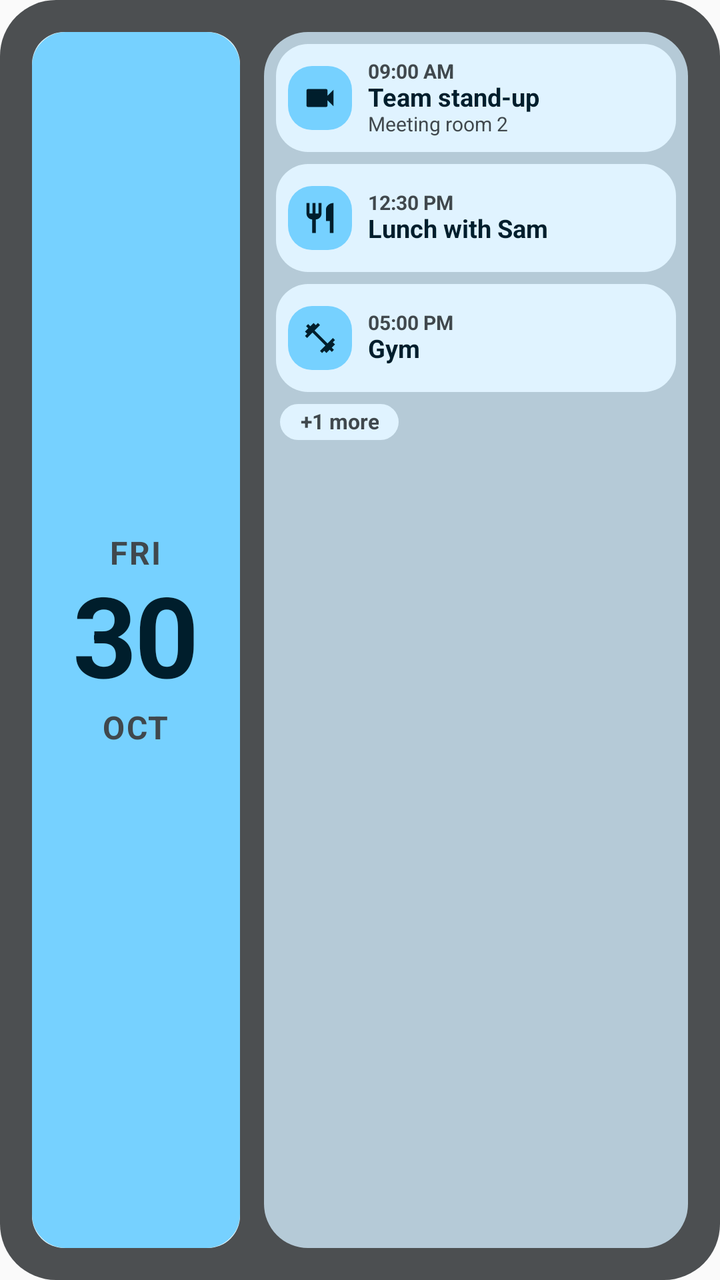
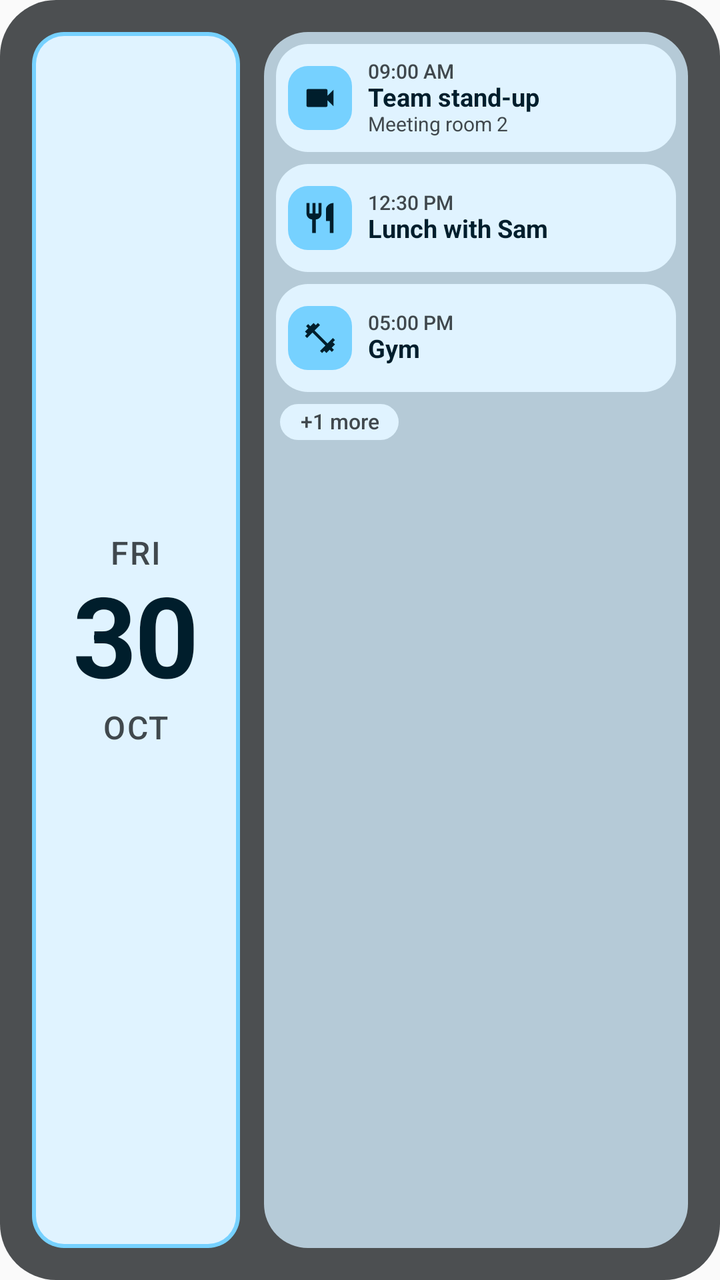

An Android layout rendered at two revisions. The XML below is the earlier revision; the diff shows what the commit changed to produce the second picture.
<!-- AndroidManifest.xml: application theme Theme.WidgetsPlus -->
<!-- res/layout/widget_agenda_preview.xml -->
<?xml version="1.0" encoding="utf-8"?>
<FrameLayout xmlns:android="http://schemas.android.com/apk/res/android"
    xmlns:tools="http://schemas.android.com/tools"
    tools:ignore="UseAppTint"
    android:layout_width="match_parent"
    android:layout_height="match_parent">

    <ImageView android:layout_width="match_parent" android:layout_height="match_parent" android:alpha="0.85" android:contentDescription="@null" android:scaleType="fitXY" android:src="@drawable/agenda_shape_plate" android:tint="@color/agenda_plate" />

    <LinearLayout
        android:layout_width="match_parent"
        android:layout_height="match_parent"
        android:baselineAligned="false"
        android:orientation="horizontal"
        android:padding="16dp">

        <FrameLayout
            android:layout_width="104dp"
            android:layout_height="match_parent">
            <ImageView android:layout_width="match_parent" android:layout_height="match_parent" android:contentDescription="@null" android:scaleType="fitXY" android:src="@drawable/agenda_shape_card" android:tint="@color/agenda_card" />
            <ImageView android:layout_width="match_parent" android:layout_height="match_parent" android:contentDescription="@null" android:scaleType="fitXY" android:src="@drawable/agenda_today_ring" android:tint="@color/agenda_accent" />
            <LinearLayout android:layout_width="match_parent" android:layout_height="match_parent" android:gravity="center" android:orientation="vertical">
                <TextView android:layout_width="wrap_content" android:layout_height="wrap_content" android:letterSpacing="0.05" android:text="@string/preview_dow" android:textAllCaps="true" android:textColor="@color/agenda_on_card_var" android:textSize="16sp" android:textStyle="bold" />
                <TextView android:layout_width="wrap_content" android:layout_height="wrap_content" android:includeFontPadding="false" android:letterSpacing="-0.02" android:text="@string/preview_day" android:textColor="@color/agenda_on_card" android:textSize="56sp" android:textStyle="bold" />
                <TextView android:layout_width="wrap_content" android:layout_height="wrap_content" android:letterSpacing="0.05" android:text="@string/preview_mon" android:textAllCaps="true" android:textColor="@color/agenda_on_card_var" android:textSize="16sp" android:textStyle="bold" />
            </LinearLayout>
        </FrameLayout>

        <FrameLayout
            android:layout_width="0dp"
            android:layout_height="match_parent"
            android:layout_marginStart="12dp"
            android:layout_weight="1">
            <ImageView android:layout_width="match_parent" android:layout_height="match_parent" android:contentDescription="@null" android:scaleType="fitXY" android:src="@drawable/agenda_shape_group" android:tint="@color/agenda_group" />
            <LinearLayout android:layout_width="match_parent" android:layout_height="match_parent" android:orientation="vertical" android:padding="6dp">

                <FrameLayout android:layout_width="match_parent" android:layout_height="54dp">
                    <ImageView android:layout_width="match_parent" android:layout_height="match_parent" android:contentDescription="@null" android:scaleType="fitXY" android:src="@drawable/agenda_shape_card" android:tint="@color/agenda_card" />
                    <LinearLayout android:layout_width="match_parent" android:layout_height="match_parent" android:gravity="center_vertical" android:orientation="horizontal" android:paddingStart="6dp" android:paddingEnd="8dp">
                        <FrameLayout android:layout_width="32dp" android:layout_height="32dp">
                            <ImageView android:layout_width="match_parent" android:layout_height="match_parent" android:contentDescription="@null" android:scaleType="fitXY" android:src="@drawable/agenda_shape_badge" android:tint="@color/agenda_badge" />
                            <ImageView android:layout_width="18dp" android:layout_height="18dp" android:layout_gravity="center" android:contentDescription="@null" android:src="@drawable/ic_agenda_videocam" android:tint="@color/agenda_on_card" />
                        </FrameLayout>
                        <LinearLayout android:layout_width="0dp" android:layout_height="wrap_content" android:layout_marginStart="8dp" android:layout_weight="1" android:orientation="vertical">
                            <TextView android:layout_width="match_parent" android:layout_height="wrap_content" android:includeFontPadding="false" android:maxLines="1" android:text="@string/preview_when_1" android:textColor="@color/agenda_on_card_var" android:textSize="10sp" android:textStyle="bold" />
                            <TextView android:layout_width="match_parent" android:layout_height="wrap_content" android:ellipsize="end" android:includeFontPadding="false" android:maxLines="1" android:text="@string/preview_title_1" android:textColor="@color/agenda_on_card" android:textSize="12.5sp" android:textStyle="bold" />
                            <TextView android:layout_width="match_parent" android:layout_height="wrap_content" android:ellipsize="end" android:includeFontPadding="false" android:maxLines="1" android:text="@string/preview_loc_1" android:textColor="@color/agenda_on_card_var" android:textSize="10sp" />
                        </LinearLayout>
                    </LinearLayout>
                </FrameLayout>

                <FrameLayout android:layout_width="match_parent" android:layout_height="54dp" android:layout_marginTop="6dp">
                    <ImageView android:layout_width="match_parent" android:layout_height="match_parent" android:contentDescription="@null" android:scaleType="fitXY" android:src="@drawable/agenda_shape_card" android:tint="@color/agenda_card" />
                    <LinearLayout android:layout_width="match_parent" android:layout_height="match_parent" android:gravity="center_vertical" android:orientation="horizontal" android:paddingStart="6dp" android:paddingEnd="8dp">
                        <FrameLayout android:layout_width="32dp" android:layout_height="32dp">
                            <ImageView android:layout_width="match_parent" android:layout_height="match_parent" android:contentDescription="@null" android:scaleType="fitXY" android:src="@drawable/agenda_shape_badge" android:tint="@color/agenda_badge" />
                            <ImageView android:layout_width="18dp" android:layout_height="18dp" android:layout_gravity="center" android:contentDescription="@null" android:src="@drawable/ic_agenda_restaurant" android:tint="@color/agenda_on_card" />
                        </FrameLayout>
                        <LinearLayout android:layout_width="0dp" android:layout_height="wrap_content" android:layout_marginStart="8dp" android:layout_weight="1" android:orientation="vertical">
                            <TextView android:layout_width="match_parent" android:layout_height="wrap_content" android:includeFontPadding="false" android:maxLines="1" android:text="@string/preview_when_2" android:textColor="@color/agenda_on_card_var" android:textSize="10sp" android:textStyle="bold" />
                            <TextView android:layout_width="match_parent" android:layout_height="wrap_content" android:ellipsize="end" android:includeFontPadding="false" android:maxLines="1" android:text="@string/preview_title_2" android:textColor="@color/agenda_on_card" android:textSize="12.5sp" android:textStyle="bold" />
                        </LinearLayout>
                    </LinearLayout>
                </FrameLayout>

                <FrameLayout android:layout_width="match_parent" android:layout_height="54dp" android:layout_marginTop="6dp">
                    <ImageView android:layout_width="match_parent" android:layout_height="match_parent" android:contentDescription="@null" android:scaleType="fitXY" android:src="@drawable/agenda_shape_card" android:tint="@color/agenda_card" />
                    <LinearLayout android:layout_width="match_parent" android:layout_height="match_parent" android:gravity="center_vertical" android:orientation="horizontal" android:paddingStart="6dp" android:paddingEnd="8dp">
                        <FrameLayout android:layout_width="32dp" android:layout_height="32dp">
                            <ImageView android:layout_width="match_parent" android:layout_height="match_parent" android:contentDescription="@null" android:scaleType="fitXY" android:src="@drawable/agenda_shape_badge" android:tint="@color/agenda_badge" />
                            <ImageView android:layout_width="18dp" android:layout_height="18dp" android:layout_gravity="center" android:contentDescription="@null" android:src="@drawable/ic_agenda_fitness" android:tint="@color/agenda_on_card" />
                        </FrameLayout>
                        <LinearLayout android:layout_width="0dp" android:layout_height="wrap_content" android:layout_marginStart="8dp" android:layout_weight="1" android:orientation="vertical">
                            <TextView android:layout_width="match_parent" android:layout_height="wrap_content" android:includeFontPadding="false" android:maxLines="1" android:text="@string/preview_when_3" android:textColor="@color/agenda_on_card_var" android:textSize="10sp" android:textStyle="bold" />
                            <TextView android:layout_width="match_parent" android:layout_height="wrap_content" android:ellipsize="end" android:includeFontPadding="false" android:maxLines="1" android:text="@string/preview_title_3" android:textColor="@color/agenda_on_card" android:textSize="12.5sp" android:textStyle="bold" />
                        </LinearLayout>
                    </LinearLayout>
                </FrameLayout>

                <FrameLayout android:layout_width="wrap_content" android:layout_height="18dp" android:layout_marginStart="2dp" android:layout_marginTop="6dp">
                    <ImageView android:layout_width="match_parent" android:layout_height="match_parent" android:contentDescription="@null" android:scaleType="fitXY" android:src="@drawable/agenda_shape_chip" android:tint="@color/agenda_card" />
                    <TextView android:layout_width="wrap_content" android:layout_height="match_parent" android:gravity="center" android:includeFontPadding="false" android:paddingStart="10dp" android:paddingEnd="10dp" android:text="@string/preview_more" android:textColor="@color/agenda_on_card_var" android:textSize="10.5sp" android:textStyle="bold" />
                </FrameLayout>
            </LinearLayout>
        </FrameLayout>
    </LinearLayout>
</FrameLayout>
<!-- resources referenced by this layout -->
<resources>
  <color name="agenda_accent">#F5B895</color>
  <color name="agenda_badge">#F5B895</color>
  <color name="agenda_card">#FDF2EC</color>
  <color name="agenda_group">#F2C4A7</color>
  <color name="agenda_on_card">#2B1B12</color>
  <color name="agenda_on_card_var">#65534A</color>
  <color name="agenda_plate">#3A312C</color>
  <!-- drawable agenda_shape_badge (drawable) -->
  <?xml version="1.0" encoding="utf-8"?>
  <shape xmlns:android="http://schemas.android.com/apk/res/android" android:shape="rectangle">
      <solid android:color="#FFFFFFFF" />
      <corners android:radius="12dp" />
  </shape>
  <!-- drawable agenda_shape_card (drawable) -->
  <?xml version="1.0" encoding="utf-8"?>
  <shape xmlns:android="http://schemas.android.com/apk/res/android" android:shape="rectangle">
      <solid android:color="#FFFFFFFF" />
      <corners android:radius="16dp" />
  </shape>
  <!-- drawable agenda_shape_chip (drawable) -->
  <?xml version="1.0" encoding="utf-8"?>
  <shape xmlns:android="http://schemas.android.com/apk/res/android" android:shape="rectangle">
      <solid android:color="#FFFFFFFF" />
      <corners android:radius="999dp" />
  </shape>
  <!-- drawable agenda_shape_group (drawable) -->
  <?xml version="1.0" encoding="utf-8"?>
  <shape xmlns:android="http://schemas.android.com/apk/res/android" android:shape="rectangle">
      <solid android:color="#FFFFFFFF" />
      <corners android:radius="22dp" />
  </shape>
  <!-- drawable agenda_shape_plate (drawable) -->
  <?xml version="1.0" encoding="utf-8"?>
  <shape xmlns:android="http://schemas.android.com/apk/res/android" android:shape="rectangle">
      <solid android:color="#FFFFFFFF" />
      <corners android:radius="28dp" />
  </shape>
  <!-- drawable agenda_today_ring (drawable) -->
  <?xml version="1.0" encoding="utf-8"?>
  <shape xmlns:android="http://schemas.android.com/apk/res/android" android:shape="rectangle">
      <stroke android:width="2dp" android:color="#FFFFFFFF" />
      <corners android:radius="16dp" />
  </shape>
  <!-- drawable ic_agenda_restaurant (drawable) -->
  <?xml version="1.0" encoding="utf-8"?>
  <vector xmlns:android="http://schemas.android.com/apk/res/android"
      android:width="24dp" android:height="24dp"
      android:viewportWidth="24" android:viewportHeight="24">
      <path android:fillColor="#FFFFFFFF" android:pathData="M11,9H9V2H7v7H5V2H3v7c0,2.12 1.66,3.84 3.75,3.97V22h2.5v-9.03C11.34,12.84 13,11.12 13,9V2h-2v7zm5,-3v8h2.5v8H21V2c-2.76,0 -5,2.24 -5,4z" />
  </vector>
  <!-- drawable ic_agenda_videocam (drawable) -->
  <?xml version="1.0" encoding="utf-8"?>
  <vector xmlns:android="http://schemas.android.com/apk/res/android"
      android:width="24dp" android:height="24dp"
      android:viewportWidth="24" android:viewportHeight="24">
      <path android:fillColor="#FFFFFFFF" android:pathData="M17,10.5V7c0,-0.55 -0.45,-1 -1,-1H4c-0.55,0 -1,0.45 -1,1v10c0,0.55 0.45,1 1,1h12c0.55,0 1,-0.45 1,-1v-3.5l4,4v-11l-4,4z" />
  </vector>
  <string name="preview_day" translatable="false">30</string>
  <string name="preview_dow" translatable="false">Fri</string>
  <string name="preview_loc_1" translatable="false">Meeting room 2</string>
  <string name="preview_mon" translatable="false">Oct</string>
  <string name="preview_more" translatable="false">+1 more</string>
  <string name="preview_title_1" translatable="false">Team stand-up</string>
  <string name="preview_title_2" translatable="false">Lunch with Sam</string>
  <string name="preview_title_3" translatable="false">Gym</string>
  <string name="preview_when_1" translatable="false">09:00 AM</string>
  <string name="preview_when_2" translatable="false">12:30 PM</string>
  <string name="preview_when_3" translatable="false">05:00 PM</string>
  <style name="Theme.WidgetsPlus" parent="android:Theme.Material.Light.NoActionBar">
          <item name="android:windowLightStatusBar">true</item>
      </style>
  <!-- unchanged entries left out for length: 1 -->
</resources>

<!-- the commit's change to res/layout/widget_agenda_preview.xml (unified diff, before → after) -->
@@ -17,12 +17,12 @@
         <FrameLayout
             android:layout_width="104dp"
             android:layout_height="match_parent">
-            <ImageView android:layout_width="match_parent" android:layout_height="match_parent" android:contentDescription="@null" android:scaleType="fitXY" android:src="@drawable/agenda_shape_card" android:tint="@color/agenda_card" />
-            <ImageView android:layout_width="match_parent" android:layout_height="match_parent" android:contentDescription="@null" android:scaleType="fitXY" android:src="@drawable/agenda_today_ring" android:tint="@color/agenda_accent" />
+            <ImageView android:layout_width="match_parent" android:layout_height="match_parent" android:contentDescription="@null" android:scaleType="fitXY" android:src="@drawable/agenda_shape_card" android:tint="@color/agenda_accent" />
+            <ImageView android:layout_width="match_parent" android:layout_height="match_parent" android:layout_margin="2dp" android:contentDescription="@null" android:scaleType="fitXY" android:src="@drawable/agenda_shape_card_inner" android:tint="@color/agenda_card" />
             <LinearLayout android:layout_width="match_parent" android:layout_height="match_parent" android:gravity="center" android:orientation="vertical">
-                <TextView android:layout_width="wrap_content" android:layout_height="wrap_content" android:letterSpacing="0.05" android:text="@string/preview_dow" android:textAllCaps="true" android:textColor="@color/agenda_on_card_var" android:textSize="16sp" android:textStyle="bold" />
+                <TextView android:layout_width="wrap_content" android:layout_height="wrap_content" android:fontFamily="sans-serif-medium" android:letterSpacing="0.05" android:text="@string/preview_dow" android:textAllCaps="true" android:textColor="@color/agenda_on_card_var" android:textSize="16sp" />
                 <TextView android:layout_width="wrap_content" android:layout_height="wrap_content" android:includeFontPadding="false" android:letterSpacing="-0.02" android:text="@string/preview_day" android:textColor="@color/agenda_on_card" android:textSize="56sp" android:textStyle="bold" />
-                <TextView android:layout_width="wrap_content" android:layout_height="wrap_content" android:letterSpacing="0.05" android:text="@string/preview_mon" android:textAllCaps="true" android:textColor="@color/agenda_on_card_var" android:textSize="16sp" android:textStyle="bold" />
+                <TextView android:layout_width="wrap_content" android:layout_height="wrap_content" android:fontFamily="sans-serif-medium" android:letterSpacing="0.05" android:text="@string/preview_mon" android:textAllCaps="true" android:textColor="@color/agenda_on_card_var" android:textSize="16sp" />
             </LinearLayout>
         </FrameLayout>
 
@@ -42,7 +42,7 @@
                             <ImageView android:layout_width="18dp" android:layout_height="18dp" android:layout_gravity="center" android:contentDescription="@null" android:src="@drawable/ic_agenda_videocam" android:tint="@color/agenda_on_card" />
                         </FrameLayout>
                         <LinearLayout android:layout_width="0dp" android:layout_height="wrap_content" android:layout_marginStart="8dp" android:layout_weight="1" android:orientation="vertical">
-                            <TextView android:layout_width="match_parent" android:layout_height="wrap_content" android:includeFontPadding="false" android:maxLines="1" android:text="@string/preview_when_1" android:textColor="@color/agenda_on_card_var" android:textSize="10sp" android:textStyle="bold" />
+                            <TextView android:layout_width="match_parent" android:layout_height="wrap_content" android:includeFontPadding="false" android:maxLines="1" android:fontFamily="sans-serif-medium" android:text="@string/preview_when_1" android:textColor="@color/agenda_on_card_var" android:textSize="10sp" />
                             <TextView android:layout_width="match_parent" android:layout_height="wrap_content" android:ellipsize="end" android:includeFontPadding="false" android:maxLines="1" android:text="@string/preview_title_1" android:textColor="@color/agenda_on_card" android:textSize="12.5sp" android:textStyle="bold" />
                             <TextView android:layout_width="match_parent" android:layout_height="wrap_content" android:ellipsize="end" android:includeFontPadding="false" android:maxLines="1" android:text="@string/preview_loc_1" android:textColor="@color/agenda_on_card_var" android:textSize="10sp" />
                         </LinearLayout>
@@ -57,7 +57,7 @@
                             <ImageView android:layout_width="18dp" android:layout_height="18dp" android:layout_gravity="center" android:contentDescription="@null" android:src="@drawable/ic_agenda_restaurant" android:tint="@color/agenda_on_card" />
                         </FrameLayout>
                         <LinearLayout android:layout_width="0dp" android:layout_height="wrap_content" android:layout_marginStart="8dp" android:layout_weight="1" android:orientation="vertical">
-                            <TextView android:layout_width="match_parent" android:layout_height="wrap_content" android:includeFontPadding="false" android:maxLines="1" android:text="@string/preview_when_2" android:textColor="@color/agenda_on_card_var" android:textSize="10sp" android:textStyle="bold" />
+                            <TextView android:layout_width="match_parent" android:layout_height="wrap_content" android:includeFontPadding="false" android:maxLines="1" android:fontFamily="sans-serif-medium" android:text="@string/preview_when_2" android:textColor="@color/agenda_on_card_var" android:textSize="10sp" />
                             <TextView android:layout_width="match_parent" android:layout_height="wrap_content" android:ellipsize="end" android:includeFontPadding="false" android:maxLines="1" android:text="@string/preview_title_2" android:textColor="@color/agenda_on_card" android:textSize="12.5sp" android:textStyle="bold" />
                         </LinearLayout>
                     </LinearLayout>
@@ -71,7 +71,7 @@
                             <ImageView android:layout_width="18dp" android:layout_height="18dp" android:layout_gravity="center" android:contentDescription="@null" android:src="@drawable/ic_agenda_fitness" android:tint="@color/agenda_on_card" />
                         </FrameLayout>
                         <LinearLayout android:layout_width="0dp" android:layout_height="wrap_content" android:layout_marginStart="8dp" android:layout_weight="1" android:orientation="vertical">
-                            <TextView android:layout_width="match_parent" android:layout_height="wrap_content" android:includeFontPadding="false" android:maxLines="1" android:text="@string/preview_when_3" android:textColor="@color/agenda_on_card_var" android:textSize="10sp" android:textStyle="bold" />
+                            <TextView android:layout_width="match_parent" android:layout_height="wrap_content" android:includeFontPadding="false" android:maxLines="1" android:fontFamily="sans-serif-medium" android:text="@string/preview_when_3" android:textColor="@color/agenda_on_card_var" android:textSize="10sp" />
                             <TextView android:layout_width="match_parent" android:layout_height="wrap_content" android:ellipsize="end" android:includeFontPadding="false" android:maxLines="1" android:text="@string/preview_title_3" android:textColor="@color/agenda_on_card" android:textSize="12.5sp" android:textStyle="bold" />
                         </LinearLayout>
                     </LinearLayout>
@@ -79,7 +79,7 @@
 
                 <FrameLayout android:layout_width="wrap_content" android:layout_height="18dp" android:layout_marginStart="2dp" android:layout_marginTop="6dp">
                     <ImageView android:layout_width="match_parent" android:layout_height="match_parent" android:contentDescription="@null" android:scaleType="fitXY" android:src="@drawable/agenda_shape_chip" android:tint="@color/agenda_card" />
-                    <TextView android:layout_width="wrap_content" android:layout_height="match_parent" android:gravity="center" android:includeFontPadding="false" android:paddingStart="10dp" android:paddingEnd="10dp" android:text="@string/preview_more" android:textColor="@color/agenda_on_card_var" android:textSize="10.5sp" android:textStyle="bold" />
+                    <TextView android:layout_width="wrap_content" android:layout_height="match_parent" android:gravity="center" android:includeFontPadding="false" android:paddingStart="10dp" android:paddingEnd="10dp" android:fontFamily="sans-serif-medium" android:text="@string/preview_more" android:textColor="@color/agenda_on_card_var" android:textSize="10.5sp" />
                 </FrameLayout>
             </LinearLayout>
         </FrameLayout>
<!-- resource entries referenced after the edit -->
@@ -11,13 +11,19 @@
   <?xml version="1.0" encoding="utf-8"?>
   <shape xmlns:android="http://schemas.android.com/apk/res/android" android:shape="rectangle">
       <solid android:color="#FFFFFFFF" />
-      <corners android:radius="12dp" />
+      <corners android:radius="10dp" />
   </shape>
   <!-- drawable agenda_shape_card (drawable) -->
   <?xml version="1.0" encoding="utf-8"?>
   <shape xmlns:android="http://schemas.android.com/apk/res/android" android:shape="rectangle">
       <solid android:color="#FFFFFFFF" />
       <corners android:radius="16dp" />
+  </shape>
+  <!-- drawable agenda_shape_card_inner (drawable) -->
+  <?xml version="1.0" encoding="utf-8"?>
+  <shape xmlns:android="http://schemas.android.com/apk/res/android" android:shape="rectangle">
+      <solid android:color="#FFFFFFFF" />
+      <corners android:radius="14dp" />
   </shape>
   <!-- drawable agenda_shape_chip (drawable) -->
   <?xml version="1.0" encoding="utf-8"?>
@@ -36,12 +42,6 @@
   <shape xmlns:android="http://schemas.android.com/apk/res/android" android:shape="rectangle">
       <solid android:color="#FFFFFFFF" />
       <corners android:radius="28dp" />
-  </shape>
-  <!-- drawable agenda_today_ring (drawable) -->
-  <?xml version="1.0" encoding="utf-8"?>
-  <shape xmlns:android="http://schemas.android.com/apk/res/android" android:shape="rectangle">
-      <stroke android:width="2dp" android:color="#FFFFFFFF" />
-      <corners android:radius="16dp" />
   </shape>
   <!-- drawable ic_agenda_restaurant (drawable) -->
   <?xml version="1.0" encoding="utf-8"?>
